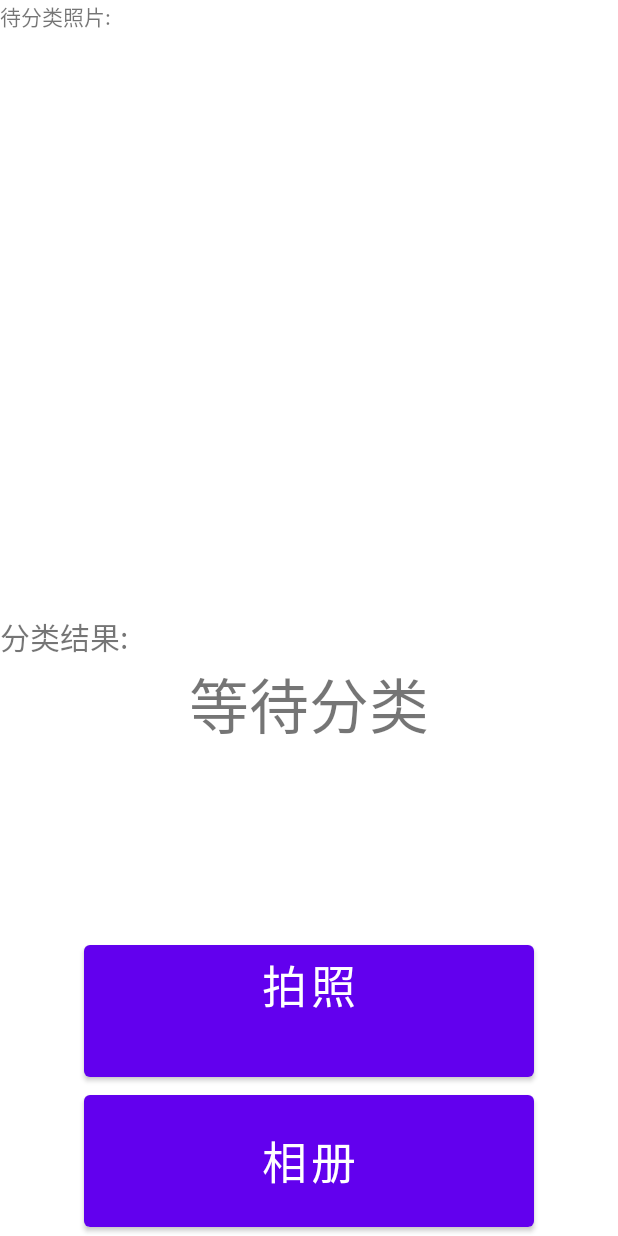
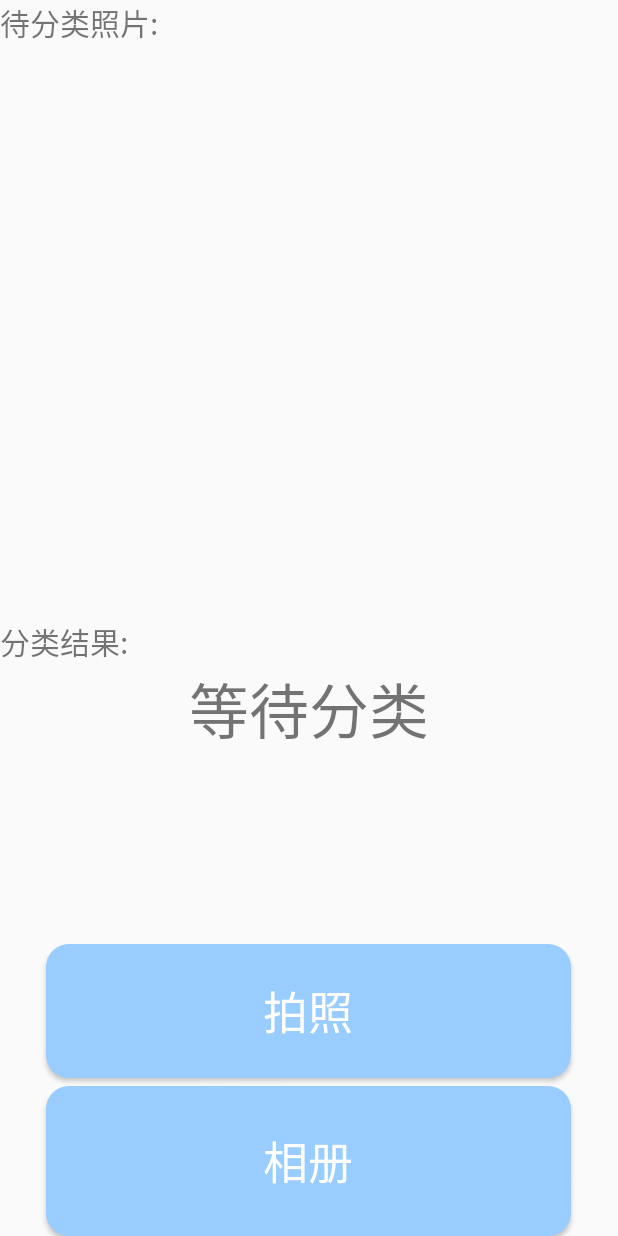
Before and after one commit to ChangxueDeng/Android_Citrus_Disease_Identification_System, an Android app: the layout activity_main.xml on its own in the app's theme, with its tools: preview values and no code run, on a phone screen of 412 x 824 dp. Run offline under Robolectric (Android 15) with nearby library versions, the phone set to English and light mode, and no system bars.

Commit message:
界面调整2(按钮边框颜色调整，按钮间距布局调整，字体颜色调整，去除导航栏，调整顶部栏颜色)

```diff
--- /dev/null
+++ b/app/src/main/res/drawable/button_update.xml
@@ -0,0 +1,15 @@
+<?xml version="1.0" encoding="utf-8"?>
+<selector xmlns:android="http://schemas.android.com/apk/res/android">
+    <item android:state_pressed="true">
+        <shape>
+            <solid android:color="#0099CC"/>
+            <corners android:radius="15dp"/>
+        </shape>
+    </item>
+    <item android:state_pressed="false">
+        <shape>
+            <solid android:color="#99CCFF"/>
+            <corners android:radius="15dp"/>
+        </shape>
+    </item>
+</selector>
--- a/app/src/main/res/layout/activity_main.xml
+++ b/app/src/main/res/layout/activity_main.xml
@@ -16,6 +16,7 @@
             android:layout_width="match_parent"
             android:layout_height="wrap_content"
             android:layout_gravity="left"
+            android:textSize="20sp"
             android:text="待分类照片:" />
         <ImageView
             android:layout_width="match_parent"
@@ -51,17 +52,24 @@
         android:layout_height="200dp"
         android:gravity="center"
         android:orientation="vertical">
-    <Button
-        android:layout_width="300dp"
-        android:layout_height="match_parent"
-        android:gravity="center_horizontal"
-        android:id="@+id/button1"
-        android:layout_weight="1"
-        android:text="拍照"
-        android:textSize="30sp"/>
 
         <Button
-        android:layout_width="300dp"
+            android:id="@+id/button1"
+            android:layout_width="350dp"
+            android:layout_height="match_parent"
+            android:layout_weight="1"
+            android:background="@drawable/button_update"
+            android:gravity="center"
+            android:text="拍照"
+            android:textColor="@color/white"
+            android:layout_marginTop="5dp"
+            android:layout_marginBottom="5dp"
+            android:textSize="30sp" />
+
+        <Button
+            android:textColor="@color/white"
+            android:background="@drawable/button_update"
+            android:layout_width="350dp"
             android:layout_height="match_parent"
             android:id="@+id/button2"
             android:layout_weight="1"
@@ -69,4 +77,6 @@
             android:text="相册"/>
     </LinearLayout>
 
+
+
 </LinearLayout>
--- a/app/src/main/res/values/colors.xml
+++ b/app/src/main/res/values/colors.xml
@@ -7,4 +7,5 @@
     <color name="teal_700">#FF018786</color>
     <color name="black">#FF000000</color>
     <color name="white">#FFFFFFFF</color>
+    <color name="blue">#99CCFF</color>
 </resources>
--- a/app/src/main/res/values/themes.xml
+++ b/app/src/main/res/values/themes.xml
@@ -1,9 +1,9 @@
 <resources xmlns:tools="http://schemas.android.com/tools">
     <!-- Base application theme. -->
-    <style name="Theme.MyApplication" parent="Theme.MaterialComponents.DayNight.DarkActionBar">
+    <style name="Theme.MyApplication" parent="Theme.MaterialComponents.DayNight.DarkActionBar.Bridge">
         <!-- Primary brand color. -->
-        <item name="colorPrimary">@color/purple_500</item>
-        <item name="colorPrimaryVariant">@color/purple_700</item>
+        <item name="colorPrimary">@color/white</item>
+        <item name="colorPrimaryVariant">@color/blue</item>
         <item name="colorOnPrimary">@color/white</item>
         <!-- Secondary brand color. -->
         <item name="colorSecondary">@color/teal_200</item>
@@ -12,5 +12,8 @@
         <!-- Status bar color. -->
         <item name="android:statusBarColor" tools:targetApi="l">?attr/colorPrimaryVariant</item>
         <!-- Customize your theme here. -->
+
+        <!-- hide title bar -->
+        <item name="windowNoTitle">true</item>
     </style>
 </resources>
```
Lines whose indentation alone changed are shown as unchanged.
